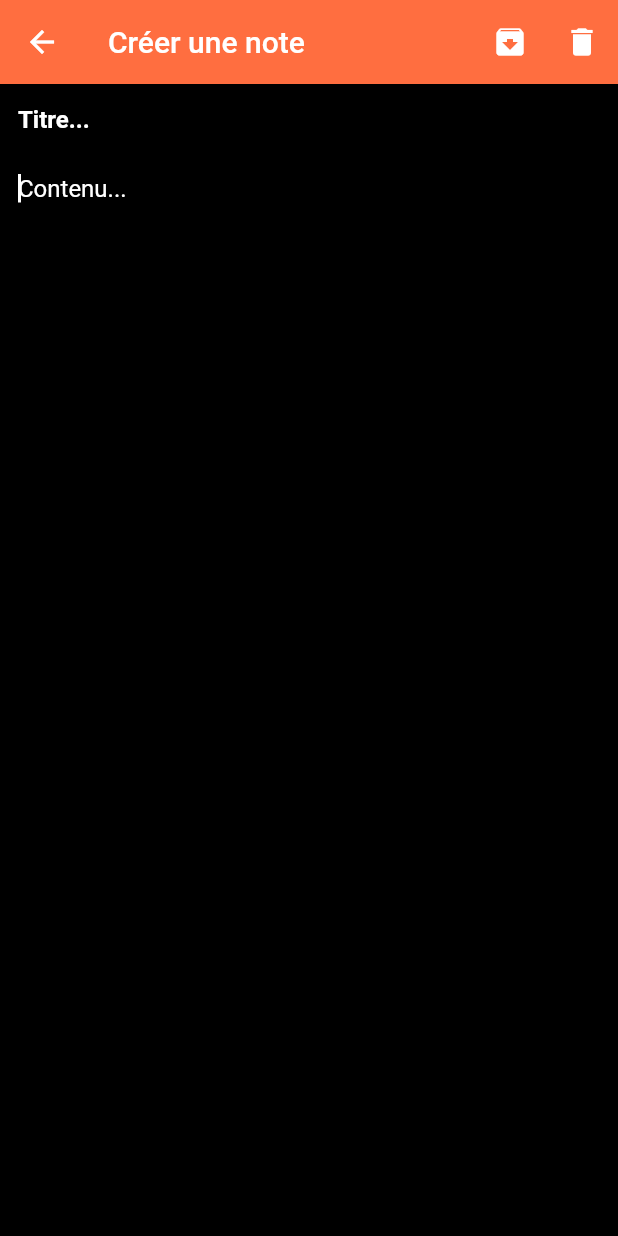
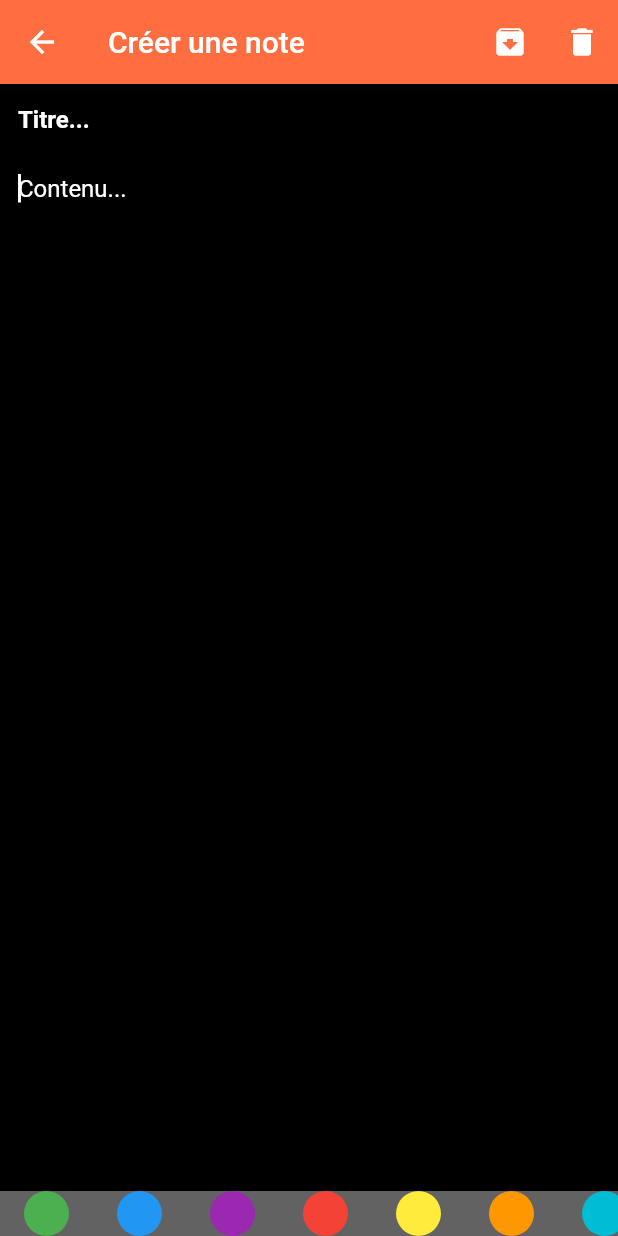
Before and after one commit to CorentinMAG/Flutter-TODOAPP, a Flutter app: the screen it shows after launch, after a tap on the "brightness low" icon, after a tap on the "add" icon, on a phone screen of 412 x 824 dp. Run offline on Flutter 3.47's test engine with Material 2 defaults, Android fonts, the phone set to English and light mode, and no system bars; our stand-ins replace flutter_svg.

Commit message:
on a réussit à faire un menu collant au keyboard + résolution bug keyboard

```diff
--- a/lib/screens/create_note_screen.dart
+++ b/lib/screens/create_note_screen.dart
@@ -1,5 +1,6 @@
 import 'package:flutter/material.dart';
 import 'package:flutter/services.dart';
+import 'package:mytodoapp/data/mycolors.dart';
 import 'package:mytodoapp/models/colors.dart';
 import 'package:mytodoapp/models/note.dart';
 
@@ -20,15 +21,35 @@ class _CreateNoteState extends State<CreateNote> {
   }
 
   Future<bool> _popscreen() {
-    final note = Note(
-        title:
-            InputTitleController.text == '' ? null : InputTitleController.text,
-        content: InputContentController.text,
-        isArchived: false,
-        isImportant: false);
-    print(DateTime.now());
-    print(note.toString());
+    if (InputContentController.text != '') {
+      final note = Note(
+          title: InputTitleController.text == ''
+              ? null
+              : InputTitleController.text,
+          content: InputContentController.text,
+          isArchived: false,
+          isImportant: false);
+      print(note.toString());
+    }
     Navigator.pop(context);
+  }
+
+  //permet d'éviter le bug avec le keyboard et l'openContainer
+  Future _getFutureBool() {
+    return Future.delayed(Duration(milliseconds: 50)).then(
+      (_) {
+        if (InputContentController.text != '') {
+          final note = Note(
+              title: InputTitleController.text == ''
+                  ? null
+                  : InputTitleController.text,
+              content: InputContentController.text,
+              isArchived: false,
+              isImportant: false);
+        }
+        Navigator.pop(context);
+      },
+    );
   }
 
   @override
@@ -41,17 +62,8 @@ class _CreateNoteState extends State<CreateNote> {
           leading: IconButton(
               icon: Icon(Icons.arrow_back),
               onPressed: () {
-                final note = Note(
-                    title: InputTitleController.text == ''
-                        ? null
-                        : InputTitleController.text,
-                    content: InputContentController.text,
-                    isArchived: false,
-                    isImportant: false);
-                print(DateTime.now());
-                print(note.toString());
-
-                Navigator.pop(context);
+                FocusScope.of(context).unfocus();
+                _getFutureBool();
               }),
           actions: [
             IconButton(
@@ -73,6 +85,55 @@ class _CreateNoteState extends State<CreateNote> {
         body: AddNoteForm(
             titleController: InputTitleController,
             contentController: InputContentController),
+      ),
+    );
+  }
+}
+
+class AddNoteForm extends StatefulWidget {
+  final TextEditingController titleController;
+  final TextEditingController contentController;
+
+  const AddNoteForm({Key key, this.titleController, this.contentController})
+      : super(key: key);
+  @override
+  _AddNoteFormState createState() => _AddNoteFormState();
+}
+
+class _AddNoteFormState extends State<AddNoteForm> {
+  ScrollController _scrollController;
+
+  @override
+  void initState() {
+    _scrollController = ScrollController();
+    super.initState();
+  }
+
+  @override
+  Widget build(BuildContext context) {
+    return Container(
+      child: Column(
+        children: [
+          Expanded(
+            child: CustomScrollView(
+              controller: _scrollController,
+              slivers: [
+                SliverToBoxAdapter(
+                  child: _TitleInput(context, widget.titleController),
+                ),
+                SliverToBoxAdapter(
+                  child: _ContentInput(context, widget.contentController),
+                ),
+              ],
+            ),
+          ),
+          Container(
+            width: double.infinity,
+            height: 30.0,
+            child: _ListChoiceColor(availableColors),
+            color: Color.fromRGBO(245, 245, 245, 0.4),
+          )
+        ],
       ),
     );
   }
@@ -121,14 +182,14 @@ Widget _ListChoiceColor(List<NoteColor> items) {
         itemBuilder: (BuildContext context, int index) {
           final NoteColor color = items[index];
           return GestureDetector(
-            onTap: () => print(color.name),
+            onTap: () => print(color.color),
             child: Stack(
               alignment: Alignment.center,
               children: [
                 Container(
                   margin: const EdgeInsets.symmetric(horizontal: 16.0),
-                  height: 60.0,
-                  width: 60.0,
+                  height: 30.0,
+                  width: 30.0,
                   decoration: BoxDecoration(
                     shape: BoxShape.circle,
                     color: color.color,
@@ -140,43 +201,3 @@ Widget _ListChoiceColor(List<NoteColor> items) {
         }),
   );
 }
-
-class AddNoteForm extends StatefulWidget {
-  final TextEditingController titleController;
-  final TextEditingController contentController;
-
-  const AddNoteForm({Key key, this.titleController, this.contentController})
-      : super(key: key);
-  @override
-  _AddNoteFormState createState() => _AddNoteFormState();
-}
-
-class _AddNoteFormState extends State<AddNoteForm> {
-  ScrollController _scrollController;
-
-  @override
-  void initState() {
-    _scrollController = ScrollController();
-    super.initState();
-  }
-
-  @override
-  Widget build(BuildContext context) {
-    return Container(
-      child: CustomScrollView(
-        controller: _scrollController,
-        slivers: [
-          SliverToBoxAdapter(
-            child: _TitleInput(context, widget.titleController),
-          ),
-          SliverToBoxAdapter(
-            child: _ContentInput(context, widget.contentController),
-          ),
-          // SliverToBoxAdapter(
-          //   child: _ListChoiceColor(availableColors),
-          // )
-        ],
-      ),
-    );
-  }
-}
```
